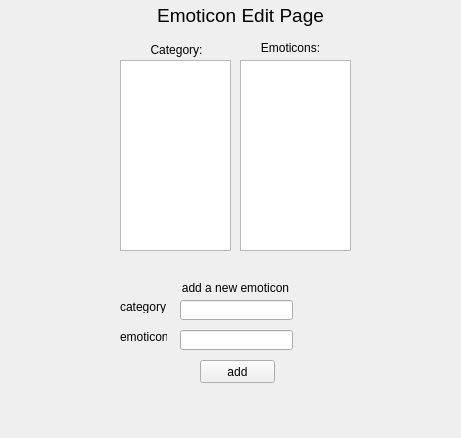
syncopika/chitchat, file app/emoticonedit.ui: the form before one commit.
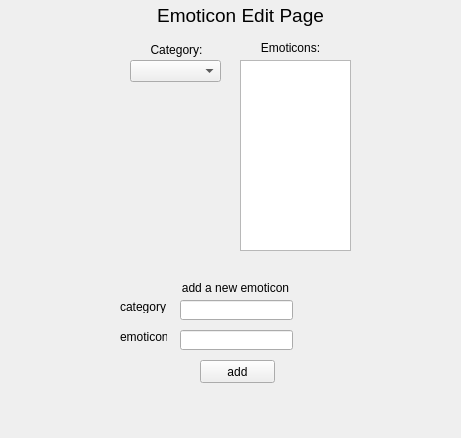
The form after the commit.

Commit message: changed the emoticon edit page a bit. updated/added screenshots

Diff of the .ui file:
```diff
--- a/app/emoticonedit.ui
+++ b/app/emoticonedit.ui
@@ -52,16 +52,6 @@
     <set>Qt::AlignCenter</set>
    </property>
   </widget>
-  <widget class="QTextBrowser" name="categoryDisplay">
-   <property name="geometry">
-    <rect>
-     <x>120</x>
-     <y>60</y>
-     <width>111</width>
-     <height>191</height>
-    </rect>
-   </property>
-  </widget>
   <widget class="QTextBrowser" name="emoticonDisplay">
    <property name="geometry">
     <rect>
@@ -179,6 +169,16 @@
     <set>Qt::AlignCenter</set>
    </property>
   </widget>
+  <widget class="QComboBox" name="emoticonCategories">
+   <property name="geometry">
+    <rect>
+     <x>130</x>
+     <y>60</y>
+     <width>91</width>
+     <height>22</height>
+    </rect>
+   </property>
+  </widget>
  </widget>
  <resources/>
  <connections/>
```
The commit also changes 8 other files.
